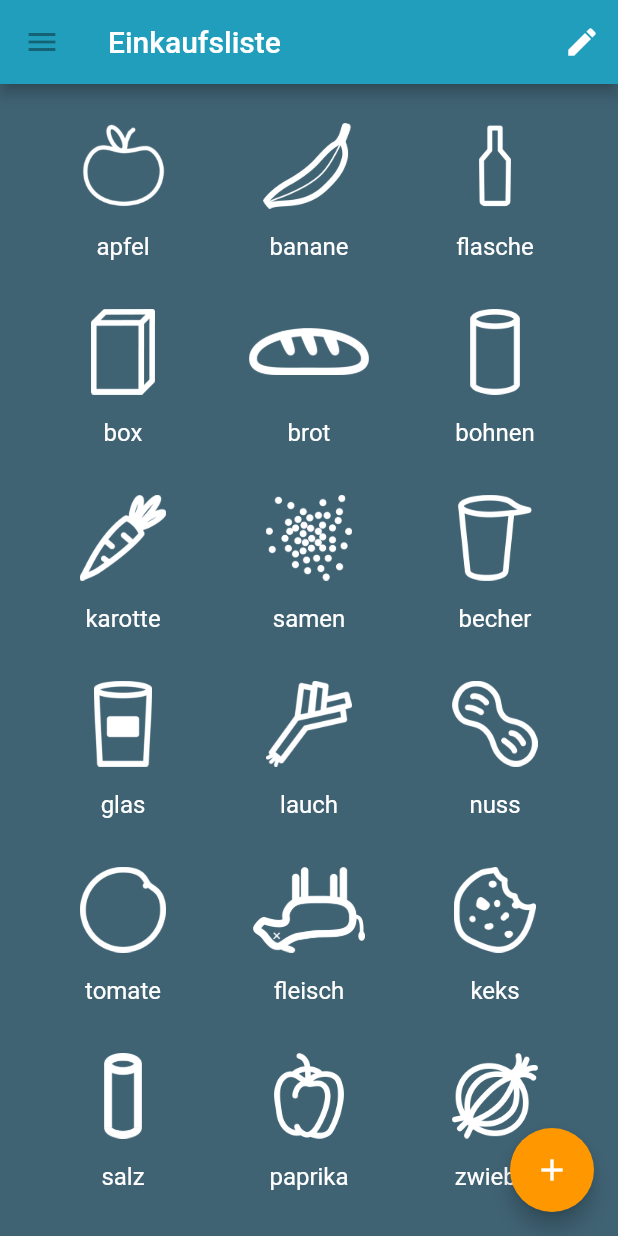
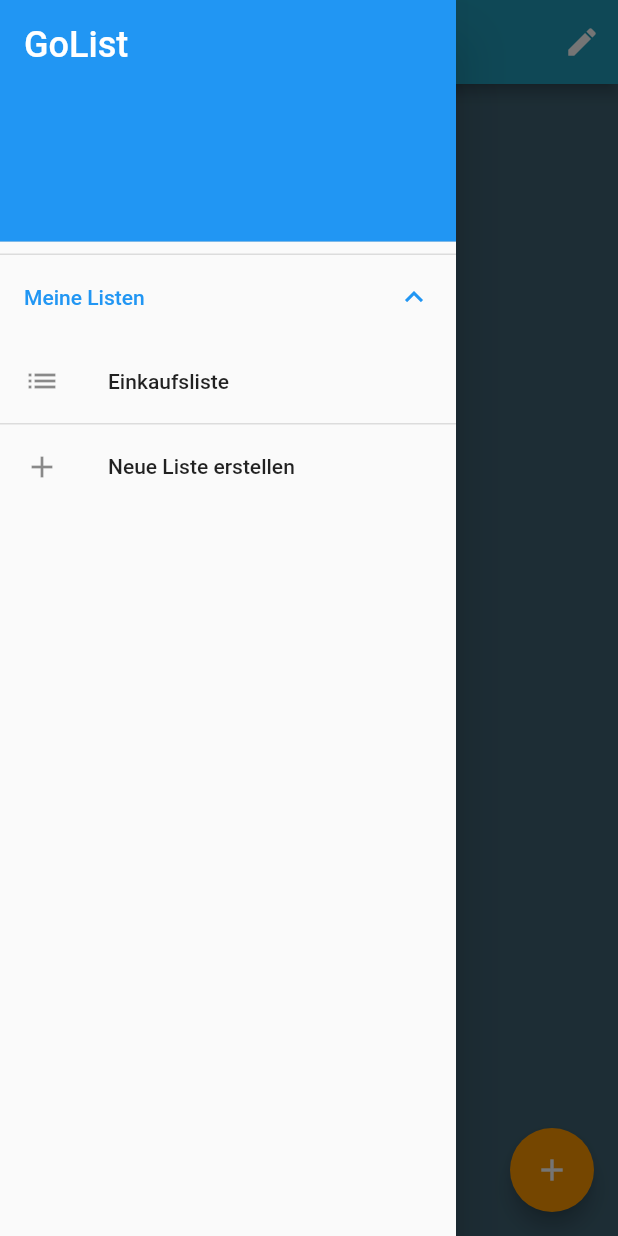
Before and after one commit to daniel17903/GoList, a Flutter app: the screen it shows after launch, with the side drawer open (before the commit the screen has no drawer), on a phone screen of 412 x 824 dp. Run offline on Flutter 3.47's test engine with Material 2 defaults, Android fonts, the phone set to English and light mode, and no system bars; our stand-ins replace get, get_storage; missing offline and left inert: dart:html.

Commit message:
multiple lists and new icons

```diff
--- a/lib/service/icon_finder.dart
+++ b/lib/service/icon_finder.dart
@@ -34,7 +34,8 @@ class IconFinder {
     "cabbage": ["kohl", "wirsing"],
     "eggplant": ["aubergine"],
     "salad": ["salat"],
-    "chocolate": ["schokolade"]
+    "chocolate": ["schokolade"],
+    "ice": ["eis", "magnum"]
   };
 
   static String findMatchingIconForName(String name) {
--- a/lib/service/local_database.dart
+++ b/lib/service/local_database.dart
@@ -1,3 +1,5 @@
+import 'dart:convert';
+
 import 'package:get_storage/get_storage.dart';
 import 'package:get/get.dart';
 import 'package:go_list/model/shopping_list.dart';
@@ -11,21 +13,19 @@ class LocalDatabase extends GetxController {
     await GetStorage.init();
   }
 
-  void saveList(ShoppingList shoppingList) {
-    box.write("shoppingList", shoppingList.toJson());
+  void saveLists(List<ShoppingList> shoppingLists) {
+    box.write("shoppingLists", shoppingLists.map((shoppingList) => shoppingList.toJson()).toList());
   }
 
-  List<String> _loadListOfStrings(String key) {
-    if (box.hasData(key)) {
-      return box.read(key) as List<String>;
+  List<ShoppingList> loadShoppingLists() {
+    if (box.hasData("shoppingLists")) {
+      return box
+          .read("shoppingLists")
+          .map<ShoppingList>((element) => ShoppingList.fromJson(element))
+          .toList();
     }
-    return [];
-  }
-
-  ShoppingList loadShoppingList() {
-    if (box.hasData("shoppingList")) {
-      return ShoppingList.fromJson(box.read("shoppingList"));
-    }
-    return ShoppingList(name: 'Einkaufsliste', items: [], recentlyUsedItems: []);
+    return [
+      ShoppingList(name: 'Einkaufsliste', items: [], recentlyUsedItems: [])
+    ];
   }
 }
--- a/lib/view/dialog/search_dialog.dart
+++ b/lib/view/dialog/search_dialog.dart
@@ -95,7 +95,7 @@ class _SearchDialogState extends State<SearchDialog> {
           ),
         ),
         Expanded(
-          child: ShoppingListWidget(
+          child: GoListWidget(
             onItemTapped: widget.onItemTapped,
             items: [if (newItem != null) newItem!, ...recentlyUsedItemsSorted],
             backgroundColor: backgroundColor,
--- /dev/null
+++ b/lib/view/golist_drawer.dart
@@ -0,0 +1,105 @@
+import 'package:flutter/material.dart';
+import 'package:go_list/model/shopping_list.dart';
+
+class GoListDrawer extends StatefulWidget {
+  GoListDrawer(
+      {Key? key,
+      required this.shoppingLists,
+      required this.onListClicked,
+      required this.onListCreated})
+      : super(key: key);
+
+  List<ShoppingList> shoppingLists;
+
+  Function onListClicked;
+
+  Function onListCreated;
+
+  @override
+  State<GoListDrawer> createState() => _GoListDrawerState();
+}
+
+class _GoListDrawerState extends State<GoListDrawer> {
+  late final TextEditingController newListNameInputController;
+
+  @override
+  void initState() {
+    super.initState();
+    newListNameInputController = TextEditingController();
+  }
+
+  @override
+  void dispose() {
+    newListNameInputController.dispose();
+    super.dispose();
+  }
+
+  @override
+  Widget build(BuildContext context) {
+    return Drawer(
+        child: ListView(
+      children: [
+        const DrawerHeader(
+          decoration: BoxDecoration(
+            color: Colors.blue,
+          ),
+          child: Text(
+            'GoList',
+            style: TextStyle(
+              color: Colors.white,
+              fontSize: 24,
+            ),
+          ),
+        ),
+        ExpansionTile(
+            title: const Text('Meine Listen'),
+            initiallyExpanded: true,
+            children: [
+              ListView.builder(
+                  shrinkWrap: true,
+                  padding: EdgeInsets.zero,
+                  itemCount: widget.shoppingLists.length,
+                  itemBuilder: (BuildContext context, int index) => ListTile(
+                        leading: const Icon(Icons.list),
+                        title: Text(widget.shoppingLists[index].name),
+                        onTap: () {
+                          Navigator.pop(context);
+                          widget.onListClicked(widget.shoppingLists[index]);
+                        },
+                      ))
+            ]),
+        ListTile(
+          leading: const Icon(Icons.add),
+          title: Text("Neue Liste erstellen"),
+          onTap: () {
+            showDialog<String>(
+                context: context,
+                builder: (BuildContext context) => AlertDialog(
+                      title: const Text('Neue Liste erstellen'),
+                      content: TextFormField(
+                          controller: newListNameInputController,
+                          decoration: const InputDecoration(
+                            labelText: "Name",
+                          )),
+                      actions: <Widget>[
+                        TextButton(
+                          onPressed: () => Navigator.pop(context),
+                          child: const Text('Abbrechen'),
+                        ),
+                        TextButton(
+                          onPressed: () {
+                            Navigator.pop(context);
+                            Navigator.pop(context);
+                            widget
+                                .onListCreated(newListNameInputController.text);
+                          },
+                          child: const Text('Speichern'),
+                        ),
+                      ],
+                    ));
+          },
+        )
+      ],
+    ));
+  }
+}
--- a/lib/view/shopping_list.dart
+++ b/lib/view/shopping_list.dart
@@ -4,8 +4,8 @@ import 'package:go_list/view/shopping_list_item.dart';
 
 import '../model/item.dart';
 
-class ShoppingListWidget extends StatelessWidget {
-  const ShoppingListWidget(
+class GoListWidget extends StatelessWidget {
+  const GoListWidget(
       {Key? key,
       required this.items,
       required this.onItemTapped,
--- a/lib/view/shopping_list_page.dart
+++ b/lib/view/shopping_list_page.dart
@@ -1,3 +1,5 @@
+import 'dart:html';
+
 import 'package:flutter/material.dart';
 import 'package:go_list/model/shopping_list.dart';
 import 'package:go_list/service/icon_finder.dart';
@@ -5,6 +7,7 @@ import 'package:go_list/service/local_database.dart';
 import 'package:go_list/style/colors.dart';
 import 'package:go_list/view/dialog/edit_dialog.dart';
 import 'package:go_list/view/dialog/search_dialog.dart';
+import 'package:go_list/view/golist_drawer.dart';
 import 'package:go_list/view/shopping_list.dart';
 import 'package:get/get.dart';
 
@@ -12,50 +15,62 @@ import '../model/item.dart';
 import 'dialog/dialog_utils.dart';
 
 class _ShoppingListPageState extends State<ShoppingListPage> {
-  final ShoppingList _shoppingList =
-      Get.find<LocalDatabase>().loadShoppingList();
+  final List<ShoppingList> _shoppingLists =
+      Get.find<LocalDatabase>().loadShoppingLists();
+  late ShoppingList _shoppingListOfCurrentPage;
+  final GlobalKey<ScaffoldState> _scaffoldKey = GlobalKey<ScaffoldState>();
 
   void _handleItemTapped(Item tappedItem) {
     setState(() {
-      _shoppingList.items.removeWhere((e) => e.id == tappedItem.id);
+      _shoppingListOfCurrentPage.items
+          .removeWhere((e) => e.id == tappedItem.id);
     });
-    Get.find<LocalDatabase>().saveList(_shoppingList);
+    Get.find<LocalDatabase>().saveLists(_shoppingLists);
   }
 
   void _handleItemCreated(Item newItem) {
     setState(() {
-      _shoppingList.items.add(newItem);
-      _shoppingList.recentlyUsedItems.insert(0, newItem);
-      while (_shoppingList.recentlyUsedItems.length > 20) {
-        _shoppingList.recentlyUsedItems.removeLast();
+      _shoppingListOfCurrentPage.items.add(newItem);
+      _shoppingListOfCurrentPage.recentlyUsedItems.insert(0, newItem);
+      while (_shoppingListOfCurrentPage.recentlyUsedItems.length > 20) {
+        _shoppingListOfCurrentPage.recentlyUsedItems.removeLast();
       }
     });
-    Get.find<LocalDatabase>().saveList(_shoppingList);
+    Get.find<LocalDatabase>().saveLists(_shoppingLists);
+  }
+
+  void initializeWithEmptyList() {
+    _shoppingLists.add(
+        ShoppingList(name: "Einkaufsliste", items: [], recentlyUsedItems: []));
+    _shoppingLists[0].items.addAll(IconFinder.sampleNamesWithIcon()
+        .entries
+        .map((entry) => Item(name: entry.value, iconName: entry.key))
+        .toList());
+    _shoppingListOfCurrentPage = _shoppingLists[0];
+    Get.find<LocalDatabase>().saveLists(_shoppingLists);
   }
 
   @override
   void initState() {
-    // TODO: remove sample item creation
-    if (_shoppingList.items.isEmpty) {
-      _shoppingList.items.addAll(IconFinder.sampleNamesWithIcon()
-          .entries
-          .map((entry) => Item(name: entry.value, iconName: entry.key))
-          .toList());
+    if (_shoppingLists.isEmpty) {
+      initializeWithEmptyList();
     }
+    _shoppingListOfCurrentPage = _shoppingLists[0];
     super.initState();
   }
 
   @override
   Widget build(BuildContext context) {
     return Scaffold(
+        key: _scaffoldKey,
         appBar: AppBar(
           backgroundColor: GoListColors.turquoise,
-          leading: const IconButton(
+          leading: IconButton(
             icon: Icon(Icons.menu),
             tooltip: 'Menü',
-            onPressed: null,
+            onPressed: () => _scaffoldKey.currentState?.openDrawer(),
           ),
-          title: Text(_shoppingList.name),
+          title: Text(_shoppingListOfCurrentPage.name),
           actions: [
             IconButton(
               icon: const Icon(Icons.edit),
@@ -63,19 +78,42 @@ class _ShoppingListPageState extends State<ShoppingListPage> {
               onPressed: () => DialogUtils.showSmallAlertDialog(
                   context: context,
                   content: EditDialog(
-                    shoppingList: _shoppingList,
+                    shoppingList: _shoppingListOfCurrentPage,
                     onShoppingListChanged: () {
                       setState(() {});
-                      Get.find<LocalDatabase>().saveList(_shoppingList);
+                      Get.find<LocalDatabase>().saveLists(_shoppingLists);
+                    },
+                    onShoppingListDeleted: () {
+                      _shoppingLists.removeWhere(
+                          (e) => e.id == _shoppingListOfCurrentPage.id);
+                      Get.find<LocalDatabase>().saveLists(_shoppingLists);
+                      if (_shoppingLists.isEmpty) {
+                        setState(() {
+                          initializeWithEmptyList();
+                        });
+                      }
                     },
                   )),
             ),
           ],
         ),
-        body: ShoppingListWidget(
-          items: _shoppingList.items,
+        body: GoListWidget(
+          items: _shoppingListOfCurrentPage.items,
           onItemTapped: _handleItemTapped,
           backgroundColor: GoListColors.darkBlue,
+        ),
+        drawer: GoListDrawer(
+          shoppingLists: _shoppingLists,
+          onListClicked: (clickedShoppingList) =>
+              setState(() => _shoppingListOfCurrentPage = clickedShoppingList),
+          onListCreated: (listName) {
+            setState(() {
+              _shoppingLists.add(ShoppingList(
+                  name: listName, items: [], recentlyUsedItems: []));
+              _shoppingListOfCurrentPage = _shoppingLists.last;
+            });
+            Get.find<LocalDatabase>().saveLists(_shoppingLists);
+          },
         ),
         floatingActionButton: FloatingActionButton(
             tooltip: 'Add Item',
@@ -87,7 +125,8 @@ class _ShoppingListPageState extends State<ShoppingListPage> {
                     Navigator.pop(context);
                     _handleItemCreated(tappedItem.copy());
                   },
-                  recentlyUsedItems: _shoppingList.recentlyUsedItems,
+                  recentlyUsedItems:
+                      _shoppingListOfCurrentPage.recentlyUsedItems,
                 )),
             child: const Icon(Icons.add)));
   }
```
Also changed, not shown: lib/view/dialog/edit_dialog.dart (+44 -22 lines), assets/cabbage.png, assets/chocolate.png, assets/dead_cow.png, assets/ice.png (added), assets/pear.png, assets/salad.png.
